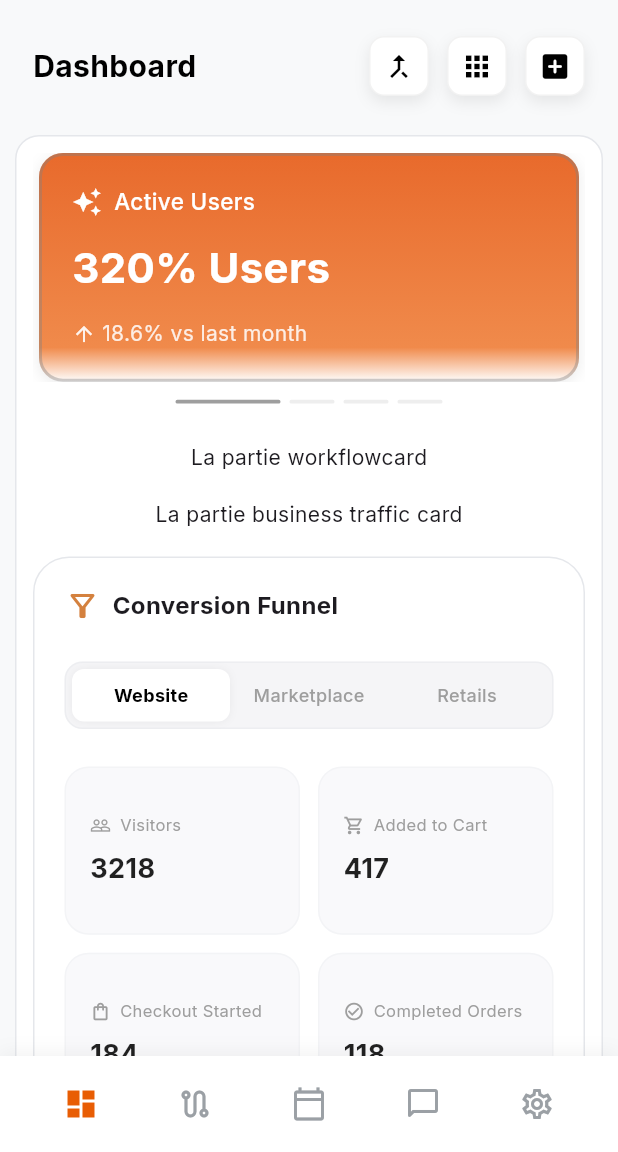
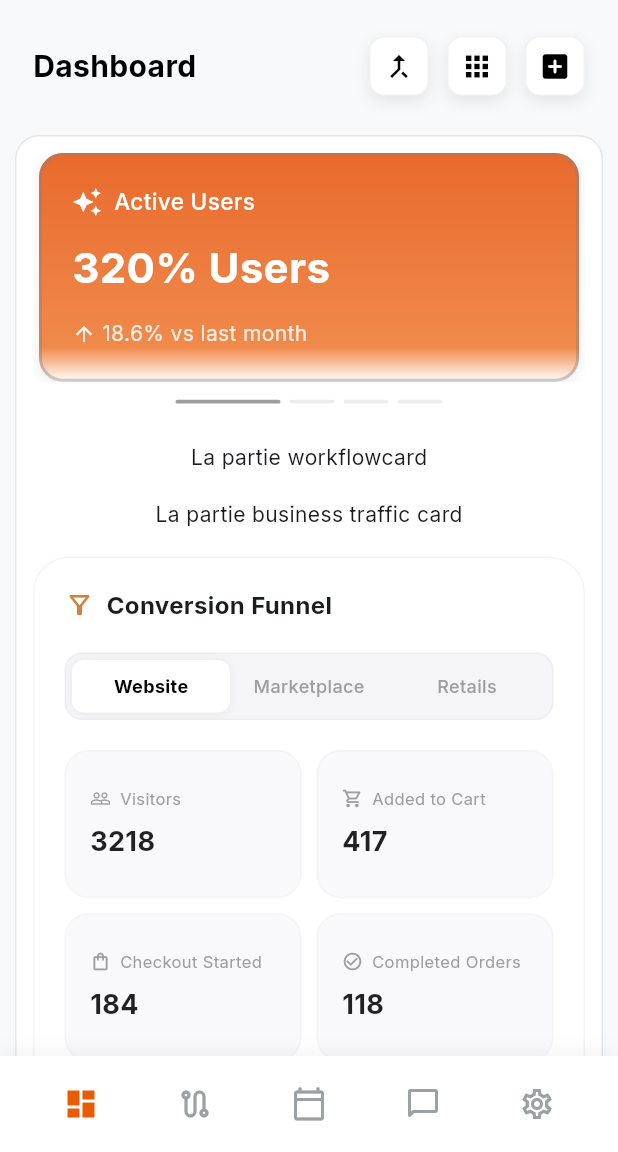
Before and after one commit to HE11032006/Mare_Flutter, a Flutter app: the screen it shows after launch, on a phone screen of 412 x 824 dp, the part 84-1236 px from its top. Run offline on Flutter 3.47's test engine with Material 3 defaults, Android fonts, the phone set to English and light mode, and no system bars; drawn by our look-alikes of flutter_animate; our stand-ins replace google_fonts.

Commit message:
ui: refine conversion funnel card layout

```diff
--- a/lib/widget/cards/conversion_funnel_card.dart
+++ b/lib/widget/cards/conversion_funnel_card.dart
@@ -19,29 +19,29 @@ class ConversionFunnelCard extends StatelessWidget {
     return Container(
       padding: const EdgeInsets.all(20),
       decoration: BoxDecoration(
-        color: Colors.white,
+        color: AppColors.surface,
         borderRadius: BorderRadius.circular(24),
-        border: Border.fromBorderSide(BorderSide(color: AppColors.border)),
+        border: Border.all(color: AppColors.borderLight)
       ),
       child: Column(
         crossAxisAlignment: CrossAxisAlignment.start,
         children: [
           _buildHeader(accentColor),
-          const SizedBox(height: 25),
+          const SizedBox(height: 20),
 
           // Sélecteur d'onglets (Tab Selector)
           _buildTabSelector(provider, currentIndex),
 
-          const SizedBox(height: 25),
+          const SizedBox(height: 20),
 
           // Grille des statistiques (Metrics)
           GridView.count(
             shrinkWrap: true,
             physics: const NeverScrollableScrollPhysics(),
             crossAxisCount: 2,
-            crossAxisSpacing: 12,
-            mainAxisSpacing: 12,
-            childAspectRatio: 1.4,
+            crossAxisSpacing: 10,
+            mainAxisSpacing: 10,
+            childAspectRatio: 1.6,
             children: [
               _buildMetricItem("Visitors", data.visitors.toString(), Icons.people_outline),
               _buildMetricItem("Added to Cart", data.addedToCart.toString(), Icons.shopping_cart_outlined),
@@ -64,16 +64,16 @@ class ConversionFunnelCard extends StatelessWidget {
   Widget _buildHeader(Color color) {
     return Row(
       children: [
-        Icon(Icons.filter_alt_outlined, color: color),
+        Icon(Icons.filter_alt_outlined, color: color,size: 20),
         const SizedBox(width: 8),
         const Text(
           "Conversion Funnel",
-          style: TextStyle(fontWeight: FontWeight.bold, fontSize: 16),
+          style: TextStyle(fontWeight: FontWeight.bold, fontSize: 16,color:AppColors.textPrimary),
         ),
       ],
     );
   }
-
+// Sélecteur d'onglets pour les différentes vues du funnel
   Widget _buildTabSelector(DashboardProvider provider, int currentIndex) {
     final List<String> tabs = ["Website", "Marketplace", "Retails"];
 
@@ -115,7 +115,7 @@ class ConversionFunnelCard extends StatelessWidget {
       ),
     );
   }
-
+// widget pour chaque bloc de métrique
   Widget _buildMetricItem(String label, String value, IconData icon) {
     return Container(
       padding: const EdgeInsets.all(16),
```
